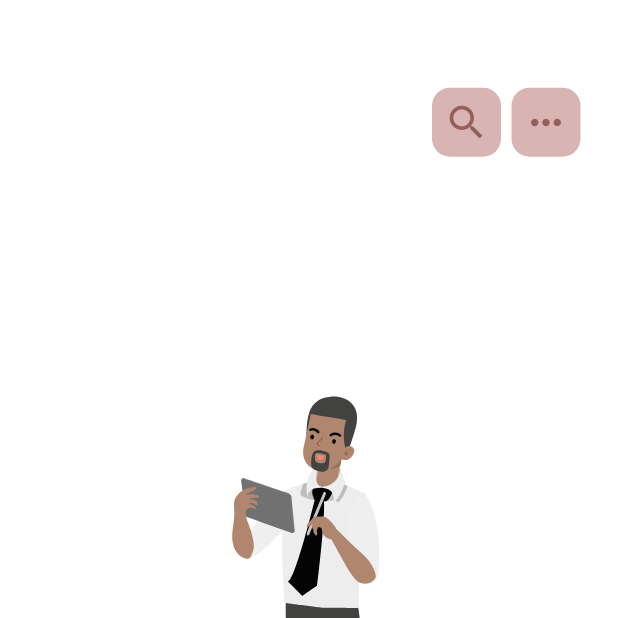
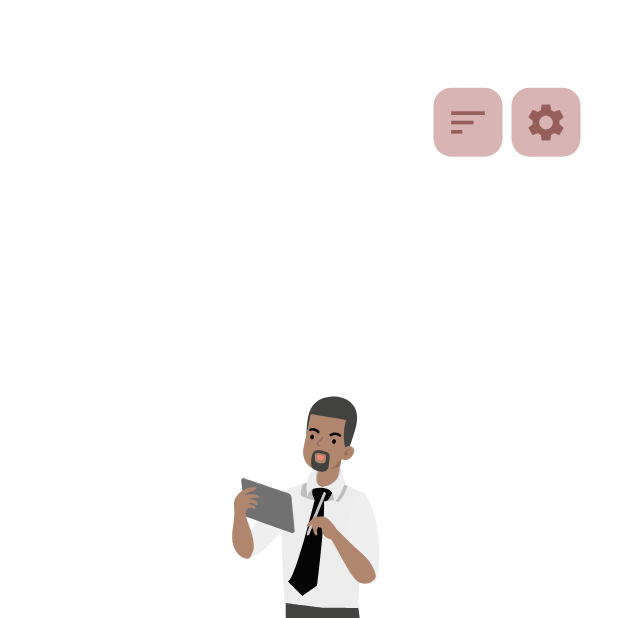
Before and after one commit to S-Mistarihi/note_app, a Flutter app: the HomeScreen screen opened directly, on a phone screen of 412 x 824 dp, the top half of it. Run offline on Flutter 3.47's test engine with Material 3 defaults, Android fonts, the phone set to English and light mode, and no system bars; our stand-ins replace google_fonts, hive, hive_flutter, lottie, shared_preferences, sizer; accounts and stored records are empty.

Commit message:
feat: build SortIconButton

```diff
--- a/lib/core/constants/app_assets.dart
+++ b/lib/core/constants/app_assets.dart
@@ -4,4 +4,5 @@ class AppAssets {
   static const String splashLogo = 'asset/splash/splash.json';
   static const String createFirstNote = 'asset/home/create_note.json';
   static const String noNoteFound = 'asset/search/no_search_found.png';
+  static const String settingIcon = 'asset/setting/icon.json';
 }
--- a/lib/core/constants/app_text_style.dart
+++ b/lib/core/constants/app_text_style.dart
@@ -7,7 +7,7 @@ import 'app_color.dart';
 class AppTextStyle {
   AppTextStyle._();
 
-  static TextStyle font28WhiteBold = GoogleFonts.aBeeZee(
+  static TextStyle font45WhiteBold = GoogleFonts.aBeeZee(
     fontSize: 45,
     color: AppColor.basicWhite,
     fontWeight: FontWeight.bold,
@@ -27,7 +27,7 @@ class AppTextStyle {
     color: AppColor.basicBlack,
     fontWeight: FontWeight.normal,
   );
-  static TextStyle font18WhiteNormal = GoogleFonts.nunito(
+  static TextStyle font20WhiteNormal2 = GoogleFonts.nunito(
     fontSize: 20,
     color: AppColor.basicWhite,
     fontWeight: FontWeight.bold,
@@ -36,4 +36,12 @@ class AppTextStyle {
     fontSize: 18,
     fontWeight: FontWeight.bold,
   );
+  static TextStyle font24Bold = GoogleFonts.nunito(
+    fontSize: 24,
+    fontWeight: FontWeight.bold,
+  );
+  static TextStyle font35Bold = GoogleFonts.nunito(
+    fontSize: 35,
+    fontWeight: FontWeight.bold,
+  );
 }
--- /dev/null
+++ b/lib/core/enum/sort_type.dart
@@ -0,0 +1 @@
+enum SortType { newest, oldest, alphabeticalAZ, alphabeticalZA }
--- /dev/null
+++ b/lib/core/managers/sort_manager.dart
@@ -0,0 +1,34 @@
+import 'package:shared_preferences/shared_preferences.dart';
+
+import '../enum/sort_type.dart';
+
+class SortManager {
+  SortManager._();
+
+  static final SortManager instance = SortManager._();
+
+  static const String _sortKey = 'sort_type';
+
+  late SharedPreferences _prefs;
+
+  Future<void> init() async {
+    _prefs = await SharedPreferences.getInstance();
+  }
+
+  Future<void> saveSort(SortType sortType) async {
+    await _prefs.setInt(
+      _sortKey,
+      sortType.index,
+    );
+  }
+
+  SortType getSort() {
+    final index = _prefs.getInt(_sortKey);
+
+    if (index == null) {
+      return SortType.newest;
+    }
+
+    return SortType.values[index];
+  }
+}
--- a/lib/main.dart
+++ b/lib/main.dart
@@ -5,6 +5,7 @@ import 'package:sizer/sizer.dart';
 import 'package:note_app/screens/splash/splash_screen.dart';
 
 import 'core/constants/hive_boxes.dart';
+import 'core/managers/sort_manager.dart';
 import 'core/theme/dark_theme.dart';
 import 'core/theme/light_theme.dart';
 import 'models/note_model.dart';
@@ -19,6 +20,8 @@ void main() async {
   await HiveManager.instance.openBox<NoteModel>(HiveBoxes.notes);
 
   await ThemeManager.instance.init();
+
+  await SortManager.instance.init();
 
   runApp(MyApp());
 }
--- a/lib/screens/home/home_screen.dart
+++ b/lib/screens/home/home_screen.dart
@@ -1,18 +1,35 @@
 import 'package:flutter/material.dart';
 import 'package:hive_flutter/hive_flutter.dart';
 import 'package:note_app/core/constants/app_color.dart';
+import 'package:note_app/core/enum/sort_type.dart';
 import 'package:note_app/screens/add_note_sheet/add_note_bottom_sheet_screen.dart';
 import 'package:note_app/screens/home/widget/build_body_with_data.dart';
 import 'package:note_app/screens/home/widget/build_body_without_data.dart';
 import 'package:note_app/screens/home/widget/build_header.dart';
+import 'package:note_app/screens/home/widget/section_header.dart';
 import 'package:sizer/sizer.dart';
 
 import '../../core/constants/hive_boxes.dart';
 import '../../core/managers/hive_manager.dart';
+import '../../core/managers/sort_manager.dart';
 import '../../models/note_model.dart';
+import '../../utils/note_shorter.dart';
 
-class HomeScreen extends StatelessWidget {
+class HomeScreen extends StatefulWidget {
   const HomeScreen({super.key});
+
+  @override
+  State<HomeScreen> createState() => _HomeScreenState();
+}
+
+class _HomeScreenState extends State<HomeScreen> {
+  late SortType _sortType;
+
+  @override
+  void initState() {
+    super.initState();
+    _sortType = SortManager.instance.getSort();
+  }
 
   @override
   Widget build(BuildContext context) {
@@ -22,8 +39,15 @@ class HomeScreen extends StatelessWidget {
         child: Column(
           children: [
             SizedBox(height: 6.h),
-            BuildHeader(),
-
+            BuildHeader(
+              currentSort: _sortType,
+              onSortSelected: (sortType) async {
+                await SortManager.instance.saveSort(sortType);
+                setState(() {
+                  _sortType = sortType;
+                });
+              },
+            ),
             Expanded(
               child: ValueListenableBuilder(
                 valueListenable: HiveManager.instance
@@ -31,22 +55,60 @@ class HomeScreen extends StatelessWidget {
                     .listenable(),
 
                 builder: (context, box, child) {
-                  final notes = box.values.toList();
+                  final notes = box.values.cast<NoteModel>().toList();
 
                   if (notes.isEmpty) {
-                    return BuildBodyWithoutData();
+                    return const BuildBodyWithoutData();
                   }
 
-                  return ListView.builder(
+                  final pinnedNotes = notes
+                      .where((note) => note.isPinned)
+                      .toList();
+
+                  final otherNotes = notes
+                      .where((note) => !note.isPinned)
+                      .toList();
+
+                  NoteSorter.sort(pinnedNotes, _sortType);
+                  NoteSorter.sort(otherNotes, _sortType);
+
+                  return ListView(
                     padding: const EdgeInsets.symmetric(vertical: 10),
+                    children: [
+                      /// Pinned Notes
+                      /// ===========================
+                      if (pinnedNotes.isNotEmpty) ...[
+                        const Padding(
+                          padding: EdgeInsets.only(bottom: 12),
+                          child: SectionHeader(
+                            icon: Icons.push_pin,
+                            title: 'Pinned',
+                          ),
+                        ),
 
-                    itemCount: notes.length,
+                        ...pinnedNotes.map(
+                          (note) => BuildBodyWithData(note: note),
+                        ),
 
-                    itemBuilder: (context, index) {
-                      final note = notes[index];
+                        const SizedBox(height: 20),
+                      ],
 
-                      return BuildBodyWithData(note: note);
-                    },
+                      /// Other Notes
+                      /// ===========================
+                      if (otherNotes.isNotEmpty) ...[
+                        const Padding(
+                          padding: EdgeInsets.only(bottom: 12),
+                          child: SectionHeader(
+                            icon: Icons.notes,
+                            title: 'Others',
+                          ),
+                        ),
+
+                        ...otherNotes.map(
+                          (note) => BuildBodyWithData(note: note),
+                        ),
+                      ],
+                    ],
                   );
                 },
               ),
--- a/lib/screens/home/widget/build_header.dart
+++ b/lib/screens/home/widget/build_header.dart
@@ -1,26 +1,106 @@
 import 'package:flutter/material.dart';
+import 'package:note_app/core/constants/app_color.dart';
 import 'package:note_app/core/constants/app_text_style.dart';
+import 'package:note_app/screens/setting/setting_screen.dart';
 import 'package:note_app/utils/custom_icon_button.dart';
 
+import '../../../core/enum/sort_type.dart';
+
 class BuildHeader extends StatelessWidget {
-  const BuildHeader({super.key});
+  final SortType currentSort;
+  final ValueChanged<SortType> onSortSelected;
+
+  const BuildHeader({
+    super.key,
+    required this.currentSort,
+    required this.onSortSelected,
+  });
 
   @override
   Widget build(BuildContext context) {
     return Row(
       children: [
-        Text('Note', style: AppTextStyle.font28WhiteBold),
+        Text('Note', style: AppTextStyle.font45WhiteBold),
         Spacer(),
-        CustomIconButton().buildIconButton(
-          onPressed: () {},
-          icon: Icon(Icons.search),
+        SizedBox(width: 5),
+        PopupMenuButton<SortType>(
+          tooltip: 'Sort',
+          offset: const Offset(0, 18),
+
+          position: PopupMenuPosition.under,
+          elevation: 8,
+          color: AppColor.basicBlack.withValues(alpha: 0.60),
+          shadowColor: Colors.blue,
+          shape: RoundedRectangleBorder(
+            borderRadius: BorderRadius.circular(18),
+          ),
+          onSelected: onSortSelected,
+          itemBuilder: (context) => [
+            _buildMenuItem(title: 'Newest First', value: SortType.newest),
+
+            _buildMenuItem(title: 'Oldest First', value: SortType.oldest),
+
+            _buildMenuItem(title: 'A → Z', value: SortType.alphabeticalAZ),
+
+            _buildMenuItem(title: 'Z → A', value: SortType.alphabeticalZA),
+          ],
+
+          child: Container(
+            decoration: BoxDecoration(
+              color: AppColor.iconBackgroundColor,
+              borderRadius: BorderRadius.circular(12),
+            ),
+            child: Padding(
+              padding: EdgeInsets.all(8),
+              child: Icon(Icons.sort, size: 30, color: AppColor.iconColor),
+            ),
+          ),
         ),
         SizedBox(width: 5),
         CustomIconButton().buildIconButton(
-          onPressed: () {},
-          icon: Icon(Icons.more_horiz),
+          onPressed: () {
+            Navigator.push(
+              context,
+              PageRouteBuilder(
+                pageBuilder: (context, animation, secondaryAnimation) =>
+                    SettingScreen(),
+                transitionsBuilder:
+                    (context, animation, secondaryAnimation, child) {
+                      const begin = Offset(0.0, -1.0);
+                      const end = Offset.zero;
+
+                      final tween = Tween(
+                        begin: begin,
+                        end: end,
+                      ).chain(CurveTween(curve: Curves.ease));
+
+                      return SlideTransition(
+                        position: animation.drive(tween),
+                        child: child,
+                      );
+                    },
+              ),
+            );
+          },
+          icon: Icon(Icons.settings),
         ),
       ],
     );
   }
+
+  PopupMenuItem<SortType> _buildMenuItem({
+    required String title,
+    required SortType value,
+  }) {
+    return PopupMenuItem<SortType>(
+      value: value,
+      child: Row(
+        children: [
+          Expanded(child: Text(title, style: AppTextStyle.font18Bold)),
+          if (currentSort == value)
+            Icon(Icons.check, size: 18, color: AppColor.iconBackgroundColor),
+        ],
+      ),
+    );
+  }
 }
--- a/lib/utils/custom_icon_button.dart
+++ b/lib/utils/custom_icon_button.dart
@@ -10,7 +10,7 @@ class CustomIconButton {
   factory CustomIconButton() => _shared;
 
   Widget buildIconButton({
-    required VoidCallback onPressed,
+    required VoidCallback? onPressed,
     required Icon icon,
   }) {
     return IconButton(
--- a/pubspec.yaml
+++ b/pubspec.yaml
@@ -68,6 +68,7 @@ flutter:
   assets:
     - asset/home/
     - asset/splash/
+    - asset/setting/
   # To add assets to your application, add an assets section, like this:
   # assets:
   #   - images/a_dot_burr.jpeg
```
Also changed, not shown: asset/setting/icon.json (added, +1 -0 lines), lib/screens/home/widget/section_header.dart (added, +21 -0 lines), lib/screens/setting/setting_screen.dart (added, +35 -0 lines), lib/utils/note_shorter.dart (added, +47 -0 lines).
